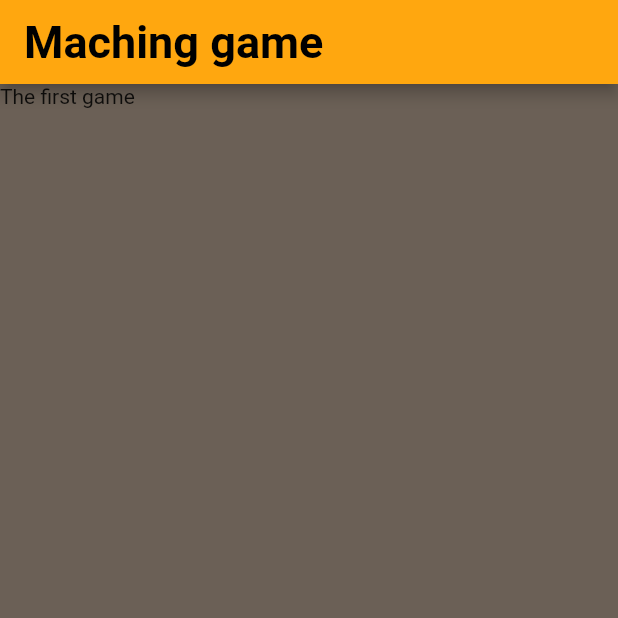
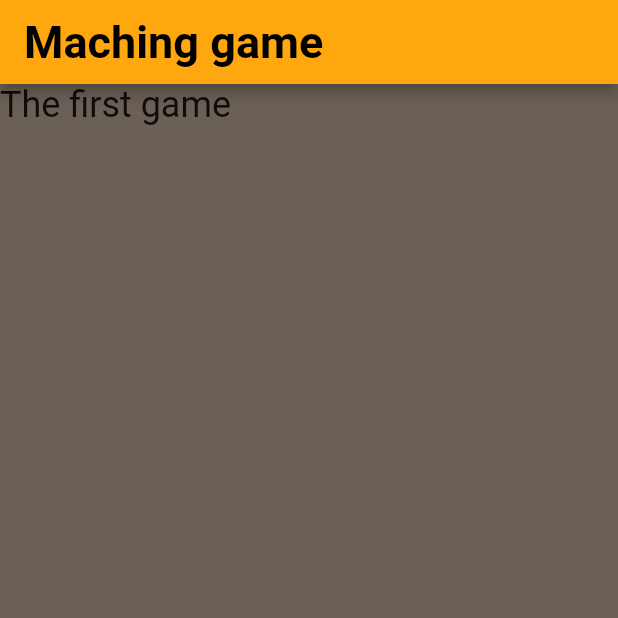
Before and after one commit to gh3ma/maching-game, a Flutter app: the screen it shows after launch, on a phone screen of 412 x 824 dp, the top half of it. Run offline on Flutter 3.47's test engine with Material 2 defaults, Android fonts, the phone set to English and light mode, and no system bars.

Commit message:
Adding text widget and size

```diff
--- a/lib/main.dart
+++ b/lib/main.dart
@@ -29,7 +29,13 @@ class ImagePage extends StatelessWidget {
     return const Column(
 
       children: [
-        Text('The first game')
+        Text(
+          'The first game',
+          style:
+          TextStyle(
+            fontSize: 24,
+          ),
+          ),
 
       ],
     );
```
